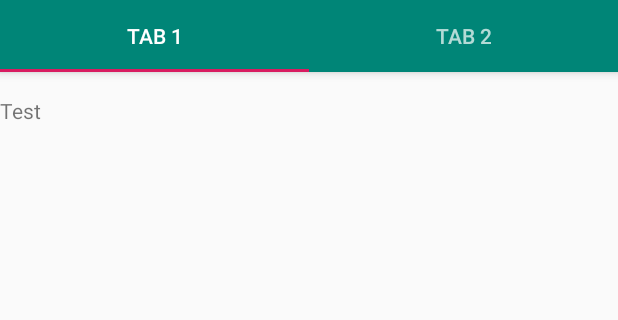
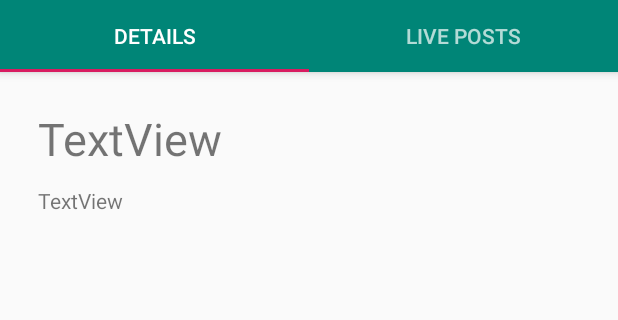
Before and after one commit to BluCodeGH/Saved, an Android app: the DetailActivity screen opened directly, with no data from a screen before it, on a phone screen of 412 x 824 dp, the part 89-409 px from its top. Run offline under Robolectric (Android 15) with nearby library versions, the phone set to English and light mode, and no system bars.

Commit message:
finished detail view

```diff
--- a/app/build.gradle
+++ b/app/build.gradle
@@ -32,6 +32,7 @@ dependencies {
     implementation 'com.google.android.gms:play-services-maps:16.1.0'
     implementation 'com.google.android.material:material:1.0.0'
     implementation 'androidx.lifecycle:lifecycle-extensions:2.0.0'
+    implementation 'androidx.legacy:legacy-support-v4:1.0.0'
     testImplementation 'junit:junit:4.12'
     androidTestImplementation 'androidx.test:runner:1.1.1'
     implementation 'com.google.firebase:firebase-analytics:17.2.0'
--- a/app/src/main/java/com/example/saved/DetailActivity.kt
+++ b/app/src/main/java/com/example/saved/DetailActivity.kt
@@ -1,13 +1,9 @@
 package com.example.saved
 
 import android.os.Bundle
-import com.google.android.material.floatingactionbutton.FloatingActionButton
-import com.google.android.material.snackbar.Snackbar
 import com.google.android.material.tabs.TabLayout
 import androidx.viewpager.widget.ViewPager
 import androidx.appcompat.app.AppCompatActivity
-import android.view.Menu
-import android.view.MenuItem
 import com.example.saved.ui.main.SectionsPagerAdapter
 
 class DetailActivity : AppCompatActivity() {
--- /dev/null
+++ b/app/src/main/java/com/example/saved/ui/main/InfoFragment.kt
@@ -0,0 +1,22 @@
+package com.example.saved.ui.main
+
+import android.os.Bundle
+import android.view.LayoutInflater
+import android.view.View
+import android.view.ViewGroup
+import androidx.fragment.app.Fragment
+import com.example.saved.R
+
+/**
+ * A placeholder fragment containing a simple view.
+ */
+class InfoFragment : Fragment() {
+    override fun onCreateView(
+        inflater: LayoutInflater,
+        container: ViewGroup?,
+        savedInstanceState: Bundle?
+    ): View {
+        // Inflate the layout for this fragment
+        return inflater.inflate(R.layout.fragment_detail, container, false)
+    }
+}
--- a/app/src/main/java/com/example/saved/ui/main/PageViewModel.kt
+++ /dev/null
@@ -1,19 +0,0 @@
-package com.example.saved.ui.main
-
-import androidx.lifecycle.LiveData
-import androidx.lifecycle.MutableLiveData
-import androidx.lifecycle.Transformations
-import androidx.lifecycle.ViewModel
-import androidx.lifecycle.ViewModelProvider
-
-class PageViewModel : ViewModel() {
-
-    private val _index = MutableLiveData<Int>()
-    val text: LiveData<String> = Transformations.map(_index) {
-        "Hello world from section: $it"
-    }
-
-    fun setIndex(index: Int) {
-        _index.value = index
-    }
-}
--- a/app/src/main/java/com/example/saved/ui/main/PlaceholderFragment.kt
+++ /dev/null
@@ -1,59 +0,0 @@
-package com.example.saved.ui.main
-
-import android.os.Bundle
-import android.view.LayoutInflater
-import android.view.View
-import android.view.ViewGroup
-import android.widget.TextView
-import androidx.fragment.app.Fragment
-import androidx.lifecycle.Observer
-import androidx.lifecycle.ViewModelProviders
-import com.example.saved.R
-
-/**
- * A placeholder fragment containing a simple view.
- */
-class PlaceholderFragment : Fragment() {
-
-    private lateinit var pageViewModel: PageViewModel
-
-    override fun onCreate(savedInstanceState: Bundle?) {
-        super.onCreate(savedInstanceState)
-        pageViewModel = ViewModelProviders.of(this).get(PageViewModel::class.java).apply {
-            setIndex(arguments?.getInt(ARG_SECTION_NUMBER) ?: 1)
-        }
-    }
-
-    override fun onCreateView(
-        inflater: LayoutInflater, container: ViewGroup?,
-        savedInstanceState: Bundle?
-    ): View? {
-        val root = inflater.inflate(R.layout.fragment_detail, container, false)
-        val textView: TextView = root.findViewById(R.id.section_label)
-        pageViewModel.text.observe(this, Observer<String> {
-            textView.text = it
-        })
-        return root
-    }
-
-    companion object {
-        /**
-         * The fragment argument representing the section number for this
-         * fragment.
-         */
-        private const val ARG_SECTION_NUMBER = "section_number"
-
-        /**
-         * Returns a new instance of this fragment for the given section
-         * number.
-         */
-        @JvmStatic
-        fun newInstance(sectionNumber: Int): PlaceholderFragment {
-            return PlaceholderFragment().apply {
-                arguments = Bundle().apply {
-                    putInt(ARG_SECTION_NUMBER, sectionNumber)
-                }
-            }
-        }
-    }
-}
--- a/app/src/main/java/com/example/saved/ui/main/SectionsPagerAdapter.kt
+++ b/app/src/main/java/com/example/saved/ui/main/SectionsPagerAdapter.kt
@@ -7,8 +7,8 @@ import androidx.fragment.app.FragmentPagerAdapter
 import com.example.saved.R
 
 private val TAB_TITLES = arrayOf(
-    R.string.tab_text_1,
-    R.string.tab_text_2
+    "Details",
+    "Live Posts"
 )
 
 /**
@@ -20,12 +20,16 @@ class SectionsPagerAdapter(private val context: Context, fm: FragmentManager) :
 
     override fun getItem(position: Int): Fragment {
         // getItem is called to instantiate the fragment for the given page.
-        // Return a PlaceholderFragment (defined as a static inner class below).
-        return PlaceholderFragment.newInstance(position + 1)
+        // Return a InfoFragment (defined as a static inner class below).
+        if (position == 0) {
+            return InfoFragment()
+        } else {
+            return TweetFragment()
+        }
     }
 
     override fun getPageTitle(position: Int): CharSequence? {
-        return context.resources.getString(TAB_TITLES[position])
+        return TAB_TITLES[position]
     }
 
     override fun getCount(): Int {
--- /dev/null
+++ b/app/src/main/java/com/example/saved/ui/main/TweetAdapter.kt
@@ -0,0 +1,40 @@
+package com.example.saved.ui.main
+
+import android.view.LayoutInflater
+import android.view.View
+import android.view.ViewGroup
+import android.widget.TextView
+import androidx.recyclerview.widget.RecyclerView
+import com.example.saved.R
+
+class TweetAdapter() :
+RecyclerView.Adapter<TweetAdapter.MyViewHolder>() {
+    val myDataset = arrayOf("A", "B", "C", "D", "E", "F", "G")
+
+    // Provide a reference to the views for each data item
+    // Complex data items may need more than one view per item, and
+    // you provide access to all the views for a data item in a view holder.
+    // Each data item is just a string in this case that is shown in a TextView.
+    class MyViewHolder(val view: View) : RecyclerView.ViewHolder(view)
+
+
+    // Create new views (invoked by the layout manager)
+    override fun onCreateViewHolder(parent: ViewGroup,
+                                    viewType: Int): TweetAdapter.MyViewHolder {
+        // create a new view
+        val view = LayoutInflater.from(parent.context)
+            .inflate(R.layout.fragment_single_tweet, parent, false)
+        // set the view's size, margins, paddings and layout parameters
+        return MyViewHolder(view)
+    }
+
+    // Replace the contents of a view (invoked by the layout manager)
+    override fun onBindViewHolder(holder: MyViewHolder, position: Int) {
+        // - get element from your dataset at this position
+        // - replace the contents of the view with that element
+        (holder.view as TextView).text = myDataset[position]
+    }
+
+    // Return the size of your dataset (invoked by the layout manager)
+    override fun getItemCount() = myDataset.size
+}
--- /dev/null
+++ b/app/src/main/java/com/example/saved/ui/main/TweetFragment.kt
@@ -0,0 +1,48 @@
+package com.example.saved.ui.main
+
+import android.content.Context
+import android.net.Uri
+import android.os.Bundle
+import androidx.fragment.app.Fragment
+import android.view.LayoutInflater
+import android.view.View
+import android.view.ViewGroup
+import androidx.recyclerview.widget.LinearLayoutManager
+import androidx.recyclerview.widget.RecyclerView
+
+import com.example.saved.R
+
+/**
+ * A simple [Fragment] subclass.
+ * Activities that contain this fragment must implement the
+ * [TweetFragment.OnFragmentInteractionListener] interface
+ * to handle interaction events.
+ * Use the [TweetFragment.newInstance] factory method to
+ * create an instance of this fragment.
+ */
+class TweetFragment : Fragment() {
+    private lateinit var recyclerView: RecyclerView
+    private lateinit var viewAdapter: RecyclerView.Adapter<*>
+    private lateinit var viewManager: RecyclerView.LayoutManager
+
+    override fun onCreateView(
+        inflater: LayoutInflater, container: ViewGroup?,
+        savedInstanceState: Bundle?
+    ): View? {
+        // Inflate the layout for this fragment
+        val rootView = inflater.inflate(R.layout.fragment_tweet, container, false)
+
+        viewManager = LinearLayoutManager(getContext())
+        viewAdapter = TweetAdapter()
+
+        recyclerView = rootView.findViewById<RecyclerView>(R.id.tweetrecycler).apply {
+            // use a linear layout manager
+            layoutManager = viewManager
+
+            // specify an viewAdapter (see also next example)
+            adapter = viewAdapter
+
+        }
+        return rootView
+    }
+}
--- a/app/src/main/res/layout/fragment_detail.xml
+++ b/app/src/main/res/layout/fragment_detail.xml
@@ -5,17 +5,26 @@
     android:id="@+id/constraintLayout"
     android:layout_width="match_parent"
     android:layout_height="match_parent"
-    tools:context=".ui.main.PlaceholderFragment">
+    tools:context=".ui.main.InfoFragment">
 
     <TextView
-        android:id="@+id/section_label"
-        android:layout_width="wrap_content"
-        android:layout_height="wrap_content"
-        android:layout_marginTop="@dimen/activity_vertical_margin"
-        android:text="Test"
-        app:layout_constraintLeft_toLeftOf="parent"
-        app:layout_constraintTop_toTopOf="@+id/constraintLayout"
-        tools:layout_constraintLeft_creator="1"
-        tools:layout_constraintTop_creator="1" />
+        android:id="@+id/title"
+        android:layout_width="362dp"
+        android:layout_height="52dp"
+        android:layout_marginTop="24dp"
+        android:text="TextView"
+        android:textSize="30sp"
+        app:layout_constraintEnd_toEndOf="parent"
+        app:layout_constraintHorizontal_bias="0.51"
+        app:layout_constraintStart_toStartOf="parent"
+        app:layout_constraintTop_toTopOf="parent" />
 
+    <TextView
+        android:id="@+id/body"
+        android:layout_width="361dp"
+        android:layout_height="633dp"
+        android:text="TextView"
+        app:layout_constraintEnd_toEndOf="parent"
+        app:layout_constraintStart_toStartOf="parent"
+        app:layout_constraintTop_toBottomOf="@+id/title" />
 </androidx.constraintlayout.widget.ConstraintLayout>
--- /dev/null
+++ b/app/src/main/res/layout/fragment_single_tweet.xml
@@ -0,0 +1,7 @@
+<?xml version="1.0" encoding="utf-8"?>
+<TextView xmlns:android="http://schemas.android.com/apk/res/android"
+    android:layout_width="match_parent"
+    android:layout_height="wrap_content"
+    android:text="yo pls work">
+
+</TextView>
--- /dev/null
+++ b/app/src/main/res/layout/fragment_tweet.xml
@@ -0,0 +1,12 @@
+<?xml version="1.0" encoding="utf-8"?>
+<FrameLayout xmlns:android="http://schemas.android.com/apk/res/android"
+    xmlns:tools="http://schemas.android.com/tools"
+    android:layout_width="match_parent"
+    android:layout_height="match_parent"
+    tools:context=".ui.main.TweetFragment">
+
+    <androidx.recyclerview.widget.RecyclerView
+        android:id="@+id/tweetrecycler"
+        android:layout_width="match_parent"
+        android:layout_height="match_parent" />
+</FrameLayout>
--- a/app/src/main/res/values/strings.xml
+++ b/app/src/main/res/values/strings.xml
@@ -2,6 +2,7 @@
     <string name="app_name">Saved</string>
     <string name="title_activity_maps">Map</string>
     <string name="title_activity_detail">DetailActivity</string>
-    <string name="tab_text_1">Tab 1</string>
-    <string name="tab_text_2">Tab 2</string>
+
+    <!-- TODO: Remove or change this placeholder text -->
+    <string name="hello_blank_fragment">Hello blank fragment</string>
 </resources>
```
